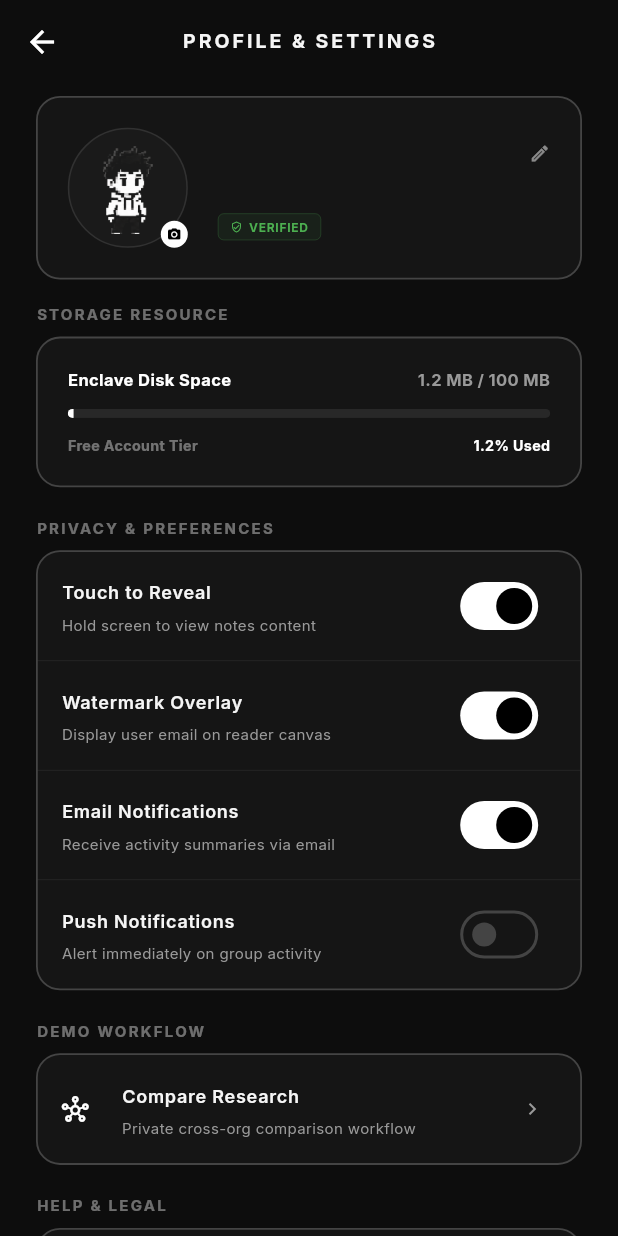
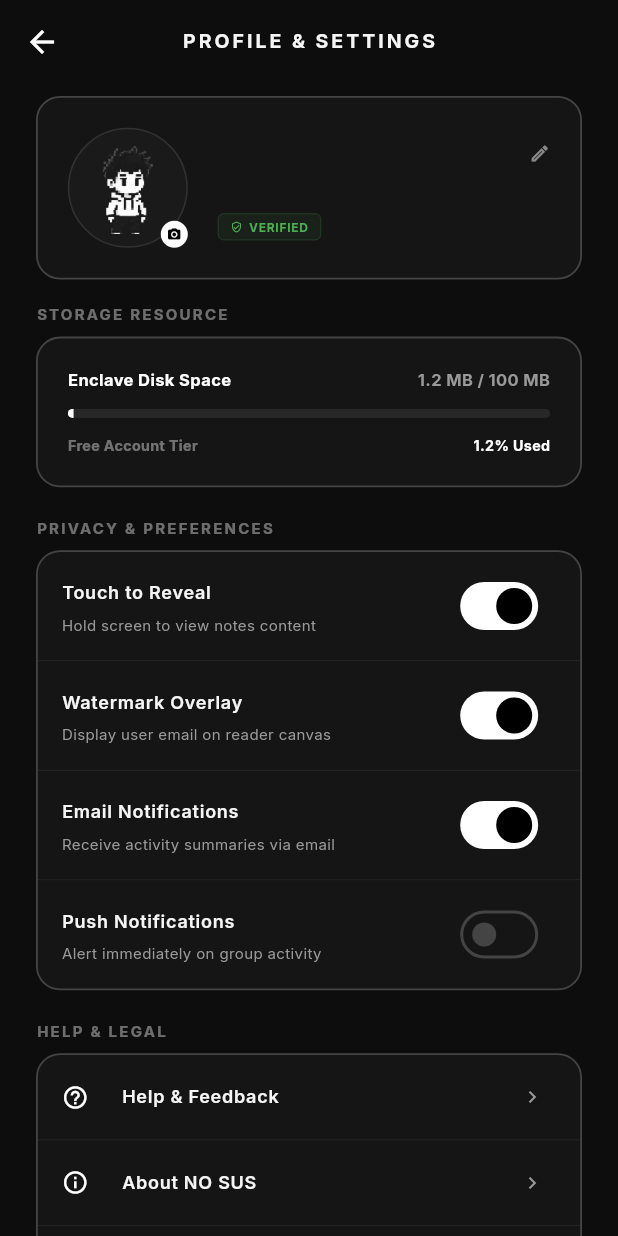
Before and after one commit to https-shubhamsahu/NON_SUS, a Flutter app: the ProfileScreen screen opened directly, on a phone screen of 412 x 824 dp. Run offline on Flutter 3.47's test engine with Material 3 defaults, Android fonts, the light colour scheme and no system bars; drawn by our look-alikes of flutter_animate; our stand-ins replace app_links, file_picker, flutter_riverpod, google_fonts, share_plus, shared_preferences and 2 more; missing offline and left inert: encrypt, pdfrx, screen_protector, universal_html; accounts and stored records are empty.

Commit message:
cleanup: remove unused Compare Research settings item from ProfileScreen

```diff
--- a/lib/features/profile/presentation/screens/profile_screen.dart
+++ b/lib/features/profile/presentation/screens/profile_screen.dart
@@ -17,7 +17,6 @@ import '../../../../core/constants/app_constants.dart';
 import 'advanced_settings_screen.dart';
 import 'package:supabase_flutter/supabase_flutter.dart';
 import '../../../../services/supabase_service.dart';
-import '../../../fhe/presentation/screens/fhe_demo_screen.dart';
 import '../../../config/presentation/providers/config_provider.dart';
 import '../../../admin/presentation/screens/admin_dashboard_screen.dart';
 
@@ -1261,50 +1260,6 @@ class _ProfileScreenState extends ConsumerState<ProfileScreen> {
                 ).animate().fadeIn(delay: 100.ms, duration: 250.ms),
                 const SizedBox(height: 20),
 
-                Text(
-                  'DEMO WORKFLOW',
-                  style: theme.textTheme.labelLarge?.copyWith(
-                    color: fg.withValues(alpha: 0.4),
-                    fontSize: 10,
-                    letterSpacing: 1.5,
-                  ),
-                ),
-                const SizedBox(height: 8),
-                Container(
-                  decoration: NoSusTheme.cardDecoration(context),
-                  child: Column(
-                    children: [
-                      ListTile(
-                        leading: Icon(Icons.hub_outlined, size: 18, color: fg),
-                        title: const Text(
-                          'Compare Research',
-                          style: TextStyle(
-                            fontSize: 12,
-                            fontWeight: FontWeight.w600,
-                          ),
-                        ),
-                        subtitle: Text(
-                          'Private cross-org comparison workflow',
-                          style: TextStyle(color: subtle, fontSize: 10),
-                        ),
-                        trailing: Icon(
-                          Icons.chevron_right,
-                          size: 16,
-                          color: subtle,
-                        ),
-                        onTap: () {
-                          HapticFeedback.lightImpact();
-                          Navigator.of(context).push(
-                            MaterialPageRoute(
-                              builder: (_) => const FheDemoScreen(),
-                            ),
-                          );
-                        },
-                      ),
-                    ],
-                  ),
-                ).animate().fadeIn(delay: 120.ms, duration: 250.ms),
-                const SizedBox(height: 20),
 
                 ref.watch(userRoleProvider).maybeWhen(
                       data: (role) {
```
